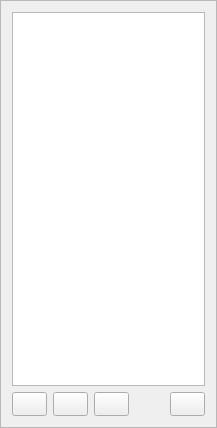
This is oom/widgets/tviewdockbase.ui in ccherrett/oom as Qt 5 draws it before an edit. The edited form follows.
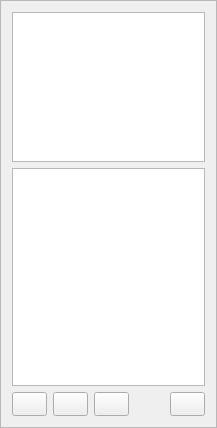
This is the edited form.

Commit message: Add auto view table to trackviewdock

```diff
--- a/oom/widgets/tviewdockbase.ui
+++ b/oom/widgets/tviewdockbase.ui
@@ -20,6 +20,49 @@
    <enum>QFrame::Raised</enum>
   </property>
   <layout class="QVBoxLayout" name="verticalLayout">
+   <item>
+    <widget class="QTableView" name="autoTable">
+     <property name="sizePolicy">
+      <sizepolicy hsizetype="Expanding" vsizetype="Fixed">
+       <horstretch>1</horstretch>
+       <verstretch>0</verstretch>
+      </sizepolicy>
+     </property>
+     <property name="maximumSize">
+      <size>
+       <width>16777215</width>
+       <height>150</height>
+      </size>
+     </property>
+     <property name="editTriggers">
+      <set>QAbstractItemView::NoEditTriggers</set>
+     </property>
+     <property name="textElideMode">
+      <enum>Qt::ElideNone</enum>
+     </property>
+     <property name="horizontalScrollMode">
+      <enum>QAbstractItemView::ScrollPerPixel</enum>
+     </property>
+     <property name="showGrid">
+      <bool>false</bool>
+     </property>
+     <property name="cornerButtonEnabled">
+      <bool>false</bool>
+     </property>
+     <attribute name="verticalHeaderVisible">
+      <bool>false</bool>
+     </attribute>
+     <attribute name="verticalHeaderDefaultSectionSize">
+      <number>25</number>
+     </attribute>
+     <attribute name="verticalHeaderVisible">
+      <bool>false</bool>
+     </attribute>
+     <attribute name="verticalHeaderDefaultSectionSize">
+      <number>25</number>
+     </attribute>
+    </widget>
+   </item>
    <item>
     <widget class="QTableView" name="tableView">
      <property name="editTriggers">
@@ -53,16 +96,16 @@
       <bool>false</bool>
      </attribute>
      <attribute name="verticalHeaderDefaultSectionSize">
-      <number>25</number>
+      <number>50</number>
      </attribute>
      <attribute name="verticalHeaderMinimumSectionSize">
-      <number>25</number>
+      <number>50</number>
      </attribute>
      <attribute name="verticalHeaderVisible">
       <bool>false</bool>
      </attribute>
      <attribute name="verticalHeaderDefaultSectionSize">
-      <number>25</number>
+      <number>50</number>
      </attribute>
      <attribute name="horizontalHeaderStretchLastSection">
       <bool>true</bool>
@@ -74,7 +117,7 @@
       <number>20</number>
      </attribute>
      <attribute name="verticalHeaderMinimumSectionSize">
-      <number>25</number>
+      <number>50</number>
      </attribute>
     </widget>
    </item>
```
